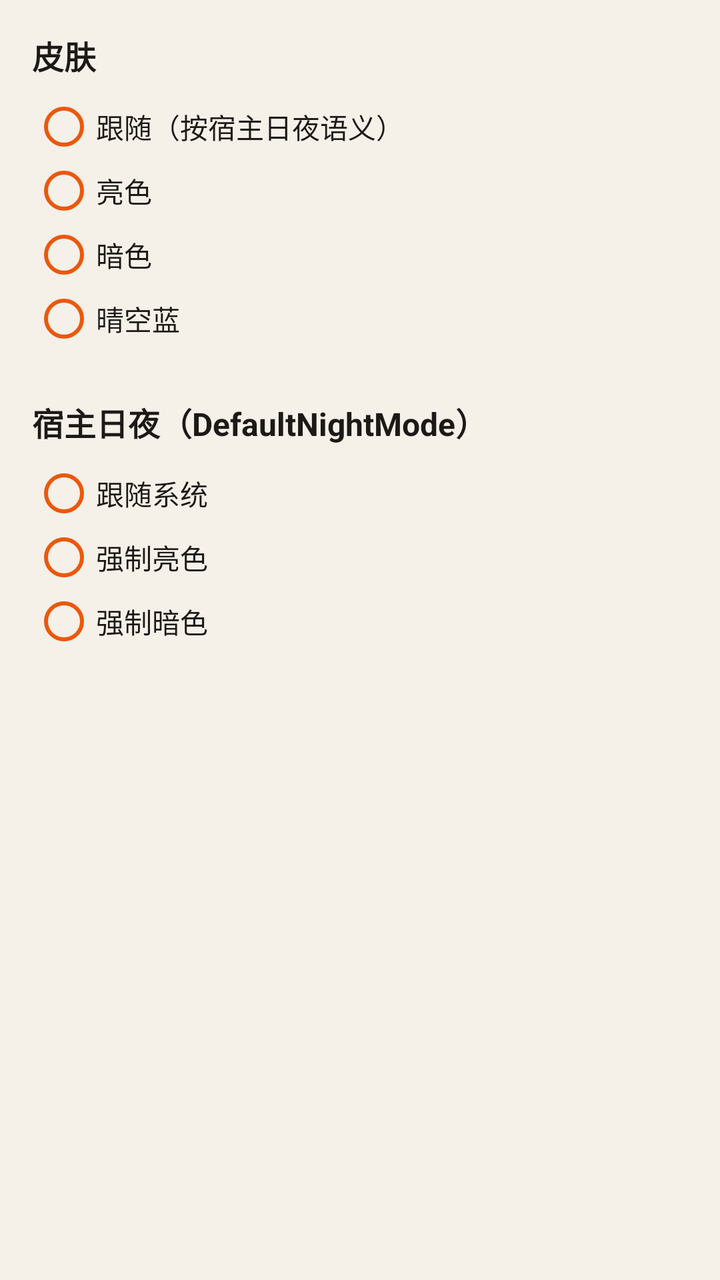
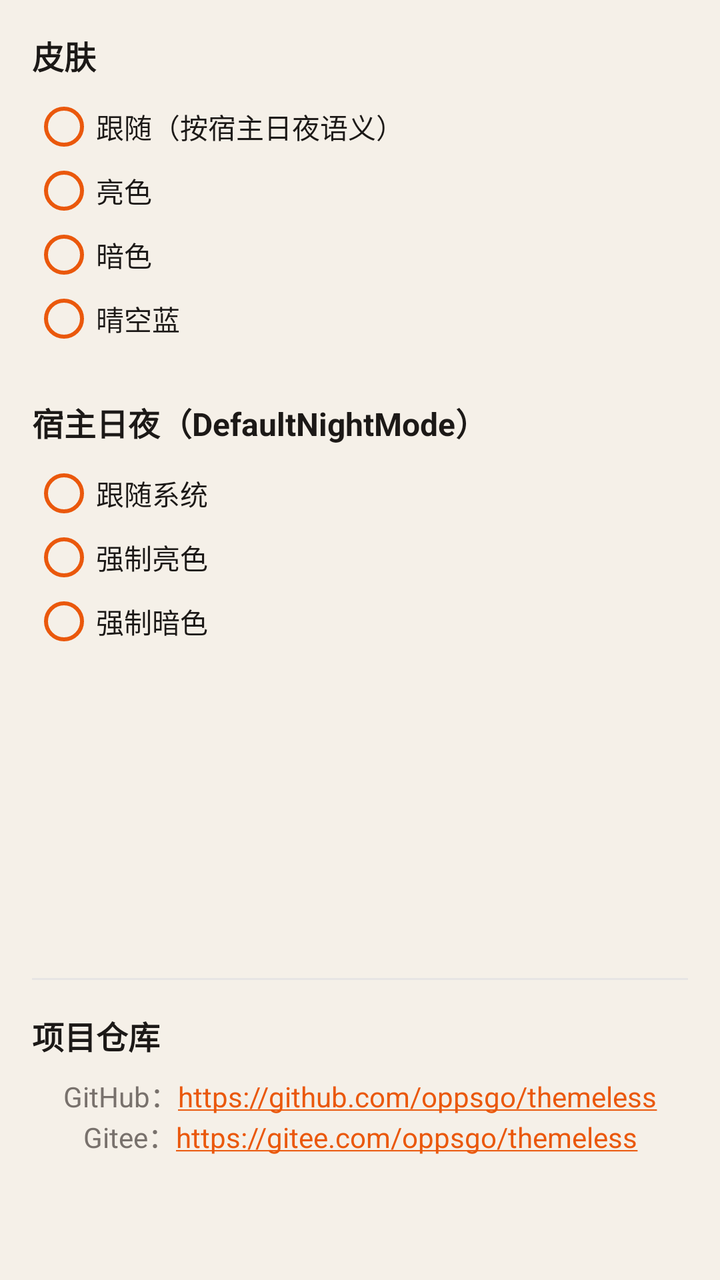

Compare the two renders of this Android layout. The source of the first and the diff that turns it into the second are given below.
<!-- AndroidManifest.xml: application theme Theme.Themeless -->
<!-- res/layout/fragment_settings.xml -->
<?xml version="1.0" encoding="utf-8"?>
<ScrollView xmlns:android="http://schemas.android.com/apk/res/android"
    xmlns:app="http://schemas.android.com/apk/res-auto"
    android:id="@+id/settingsRoot"
    android:layout_width="match_parent"
    android:layout_height="match_parent"
    android:background="@color/skin_page_bg"
    android:fillViewport="true">

    <LinearLayout
        android:layout_width="match_parent"
        android:layout_height="wrap_content"
        android:orientation="vertical"
        android:padding="16dp">

        <TextView
            android:layout_width="match_parent"
            android:layout_height="wrap_content"
            android:text="@string/settings_skin_title"
            android:textColor="@color/skin_text_primary"
            android:textSize="16sp"
            android:textStyle="bold" />

        <RadioGroup
            android:id="@+id/settingsSkinGroup"
            android:layout_width="match_parent"
            android:layout_height="wrap_content"
            android:layout_marginTop="8dp"
            android:orientation="vertical">

            <androidx.appcompat.widget.AppCompatRadioButton
                android:id="@+id/settingsSkinFollow"
                android:layout_width="match_parent"
                android:layout_height="wrap_content"
                android:text="@string/theme_mode_follow"
                android:textColor="@color/skin_text_primary"
                app:buttonTint="@color/skin_accent" />

            <androidx.appcompat.widget.AppCompatRadioButton
                android:id="@+id/settingsSkinLight"
                android:layout_width="match_parent"
                android:layout_height="wrap_content"
                android:text="@string/theme_mode_light"
                android:textColor="@color/skin_text_primary"
                app:buttonTint="@color/skin_accent" />

            <androidx.appcompat.widget.AppCompatRadioButton
                android:id="@+id/settingsSkinDark"
                android:layout_width="match_parent"
                android:layout_height="wrap_content"
                android:text="@string/theme_mode_dark"
                android:textColor="@color/skin_text_primary"
                app:buttonTint="@color/skin_accent" />

            <androidx.appcompat.widget.AppCompatRadioButton
                android:id="@+id/settingsSkinCustom"
                android:layout_width="match_parent"
                android:layout_height="wrap_content"
                android:text="@string/theme_mode_custom"
                android:textColor="@color/skin_text_primary"
                app:buttonTint="@color/skin_accent" />
        </RadioGroup>

        <TextView
            android:layout_width="match_parent"
            android:layout_height="wrap_content"
            android:layout_marginTop="24dp"
            android:text="@string/settings_host_title"
            android:textColor="@color/skin_text_primary"
            android:textSize="16sp"
            android:textStyle="bold" />

        <RadioGroup
            android:id="@+id/settingsHostGroup"
            android:layout_width="match_parent"
            android:layout_height="wrap_content"
            android:layout_marginTop="8dp"
            android:orientation="vertical">

            <androidx.appcompat.widget.AppCompatRadioButton
                android:id="@+id/settingsHostFollow"
                android:layout_width="match_parent"
                android:layout_height="wrap_content"
                android:text="@string/main_night_follow"
                android:textColor="@color/skin_text_primary"
                app:buttonTint="@color/skin_accent" />

            <androidx.appcompat.widget.AppCompatRadioButton
                android:id="@+id/settingsHostLight"
                android:layout_width="match_parent"
                android:layout_height="wrap_content"
                android:text="@string/main_night_light"
                android:textColor="@color/skin_text_primary"
                app:buttonTint="@color/skin_accent" />

            <androidx.appcompat.widget.AppCompatRadioButton
                android:id="@+id/settingsHostDark"
                android:layout_width="match_parent"
                android:layout_height="wrap_content"
                android:text="@string/main_night_dark"
                android:textColor="@color/skin_text_primary"
                app:buttonTint="@color/skin_accent" />
        </RadioGroup>
    </LinearLayout>
</ScrollView>
<!-- resources referenced by this layout -->
<resources>
  <color name="skin_accent">#FFEA580C</color>
  <color name="skin_page_bg">#FFF5F0E8</color>
  <color name="skin_text_primary">#FF1C1917</color>
  <string name="main_night_dark">强制暗色</string>
  <string name="main_night_follow">跟随系统</string>
  <string name="main_night_light">强制亮色</string>
  <string name="settings_host_title">宿主日夜（DefaultNightMode）</string>
  <string name="settings_skin_title">皮肤</string>
  <string name="theme_mode_custom">晴空蓝</string>
  <string name="theme_mode_dark">暗色</string>
  <string name="theme_mode_follow">跟随（按宿主日夜语义）</string>
  <string name="theme_mode_light">亮色</string>
  <style name="Theme.Themeless" parent="Theme.AppCompat.DayNight.NoActionBar">
          
          <item name="android:forceDarkAllowed">false</item>
          <item name="android:statusBarColor">@android:color/transparent</item>
          <item name="android:navigationBarColor">@android:color/transparent</item>
          <item name="android:windowDrawsSystemBarBackgrounds">true</item>
          <item name="android:windowBackground">@color/skin_page_bg</item>
          <item name="color_theme">@color/skin_accent</item>
          
          <item name="color_theme_secondary">@color/skin_text_primary</item>
          <item name="android:buttonStyle">@style/Widget.Themeless.Button</item>
          <item name="buttonStyle">@style/Widget.Themeless.Button</item>
      </style>
  <style name="Widget.Themeless.Button" parent="Widget.AppCompat.Button">
          <item name="android:background">@color/skin_button_bg</item>
          <item name="android:textColor">@color/skin_button_text</item>
          <item name="backgroundTint">@null</item>
          <item name="android:backgroundTint">@null</item>
          <item name="android:minHeight">40dp</item>
          <item name="android:paddingLeft">12dp</item>
          <item name="android:paddingRight">12dp</item>
          <item name="android:textAllCaps">false</item>
          <item name="android:stateListAnimator">@null</item>
          <item name="android:elevation">0dp</item>
      </style>
  <color name="skin_button_bg">#FFEA580C</color>
  <color name="skin_button_text">#FFFFFFFF</color>
</resources>

<!-- the commit's change to res/layout/fragment_settings.xml (unified diff, before → after) -->
@@ -9,7 +9,7 @@
 
     <LinearLayout
         android:layout_width="match_parent"
-        android:layout_height="wrap_content"
+        android:layout_height="match_parent"
         android:orientation="vertical"
         android:padding="16dp">
 
@@ -101,5 +101,35 @@
                 android:textColor="@color/skin_text_primary"
                 app:buttonTint="@color/skin_accent" />
         </RadioGroup>
+
+        <View
+            android:layout_width="match_parent"
+            android:layout_height="0dp"
+            android:layout_weight="1" />
+
+        <View
+            android:layout_width="match_parent"
+            android:layout_height="1dp"
+            android:background="@color/skin_divider" />
+
+        <TextView
+            android:layout_width="match_parent"
+            android:layout_height="wrap_content"
+            android:layout_marginTop="16dp"
+            android:text="@string/settings_repo_title"
+            android:textColor="@color/skin_text_primary"
+            android:textSize="16sp"
+            android:textStyle="bold" />
+
+        <TextView
+            android:layout_width="match_parent"
+            android:layout_height="wrap_content"
+            android:layout_marginTop="8dp"
+            android:layout_marginBottom="46dp"
+            android:autoLink="web"
+            android:gravity="center"
+            android:text="@string/settings_repo_links"
+            android:textColor="@color/skin_text_secondary"
+            android:textColorLink="@color/skin_accent" />
     </LinearLayout>
 </ScrollView>
<!-- resource entries referenced after the edit -->
@@ -1,12 +1,16 @@
 <!-- resources referenced by this layout -->
 <resources>
   <color name="skin_accent">#FFEA580C</color>
+  <color name="skin_divider">#FFE7E5E4</color>
   <color name="skin_page_bg">#FFF5F0E8</color>
   <color name="skin_text_primary">#FF1C1917</color>
+  <color name="skin_text_secondary">#FF78716C</color>
   <string name="main_night_dark">强制暗色</string>
   <string name="main_night_follow">跟随系统</string>
   <string name="main_night_light">强制亮色</string>
   <string name="settings_host_title">宿主日夜（DefaultNightMode）</string>
+  <string name="settings_repo_links">GitHub：https://github.com/oppsgo/themeless\nGitee：https://gitee.com/oppsgo/themeless</string>
+  <string name="settings_repo_title">项目仓库</string>
   <string name="settings_skin_title">皮肤</string>
   <string name="theme_mode_custom">晴空蓝</string>
   <string name="theme_mode_dark">暗色</string>
